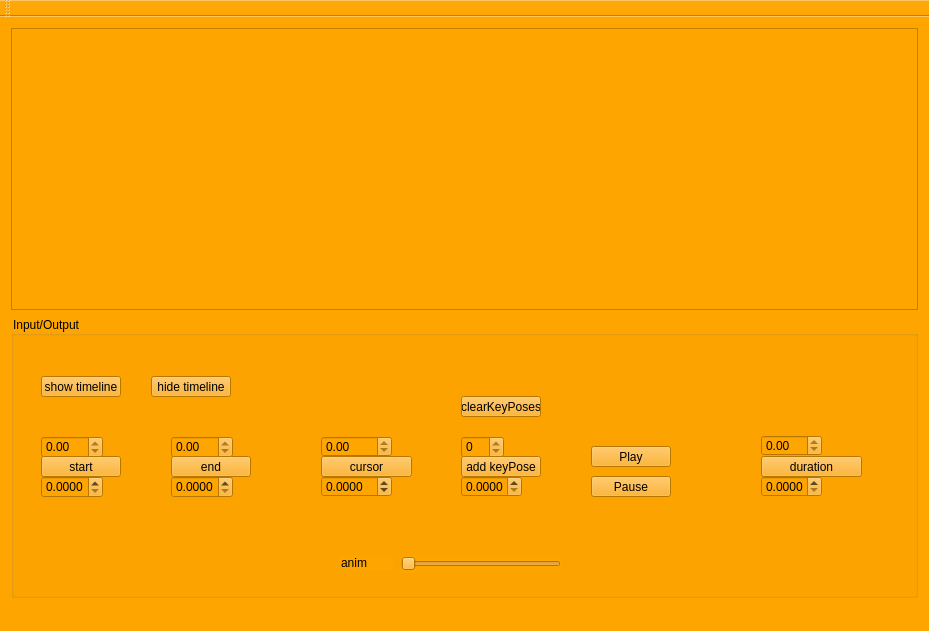
First picture: the form in src/mainwindow.ui, repository hiergaut/AnimTimeline, before the edit.
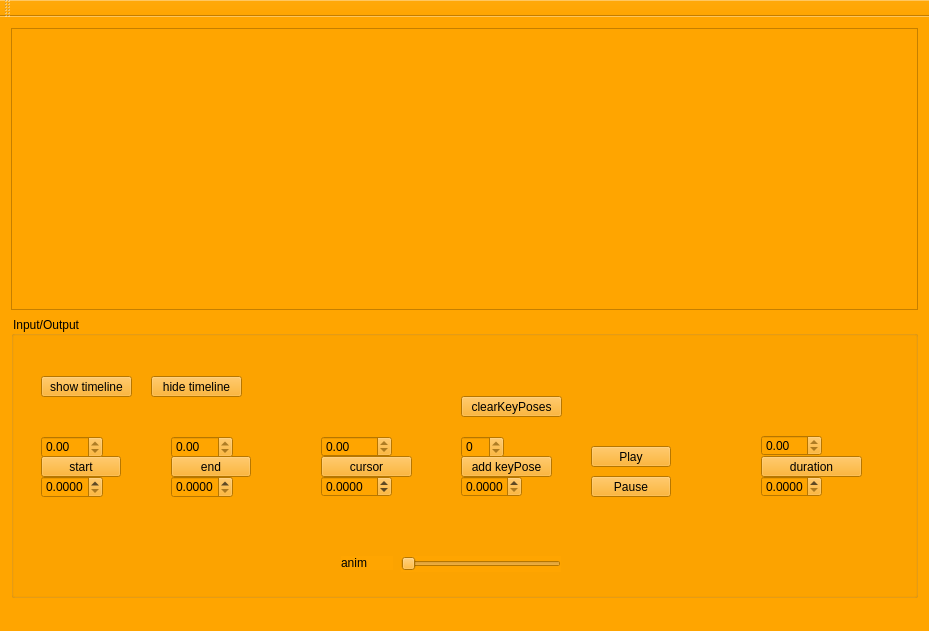
Second picture: the form after the edit.

```diff
--- a/src/mainwindow.ui
+++ b/src/mainwindow.ui
@@ -38,7 +38,7 @@
         <rect>
          <x>450</x>
          <y>80</y>
-         <width>80</width>
+         <width>101</width>
          <height>21</height>
         </rect>
        </property>
@@ -163,7 +163,7 @@
         <rect>
          <x>30</x>
          <y>60</y>
-         <width>80</width>
+         <width>91</width>
          <height>21</height>
         </rect>
        </property>
@@ -202,7 +202,7 @@
         <rect>
          <x>450</x>
          <y>140</y>
-         <width>80</width>
+         <width>91</width>
          <height>21</height>
         </rect>
        </property>
@@ -321,7 +321,7 @@
         <rect>
          <x>140</x>
          <y>60</y>
-         <width>80</width>
+         <width>91</width>
          <height>21</height>
         </rect>
        </property>
```
Left out of the diff: 2 changed lines with no effect on the pictures.
